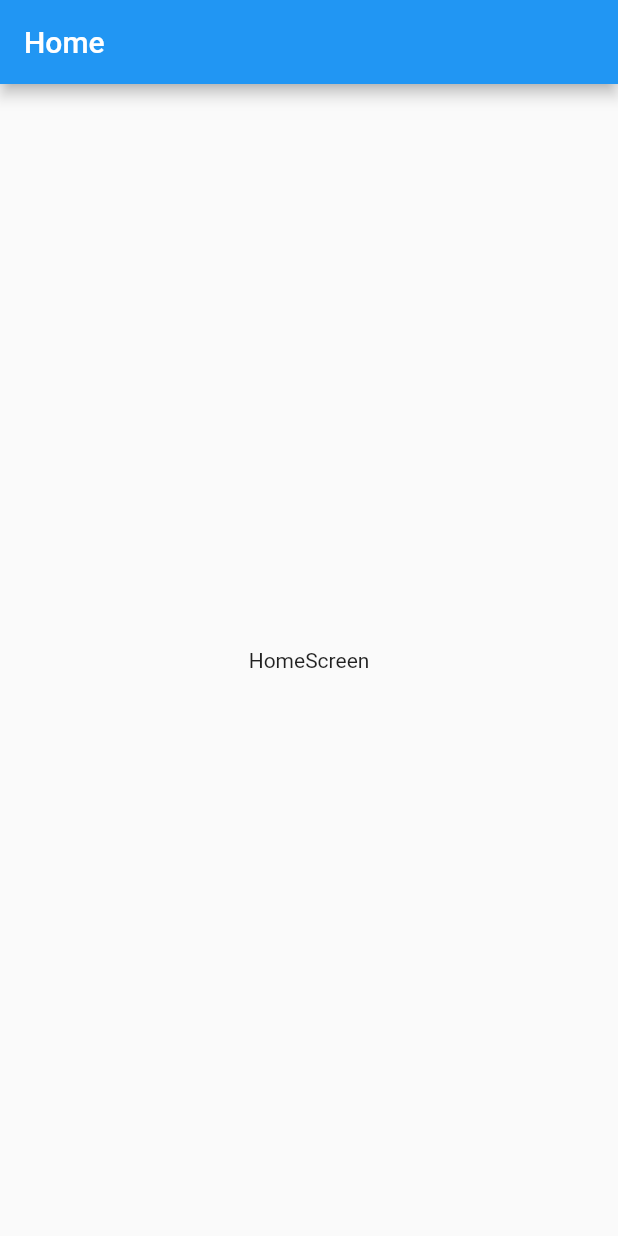
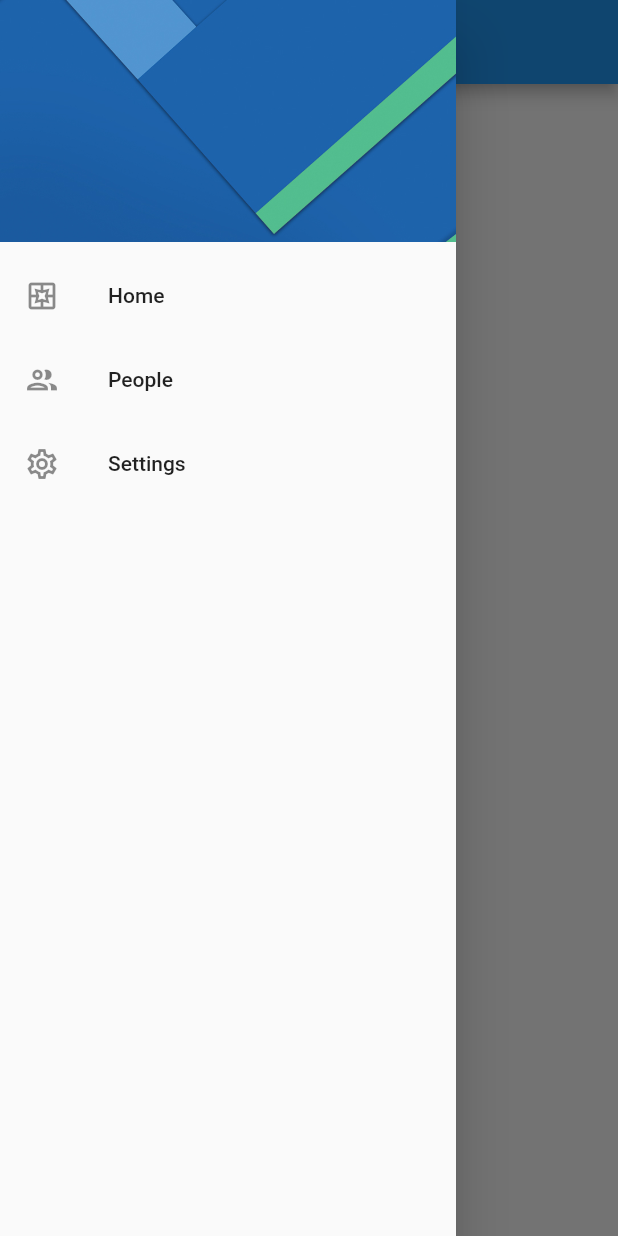
Before and after one commit to emersongonzal86/preferences_app, a Flutter app: the screen it shows after launch, with the side drawer open (before the commit the screen has no drawer), on a phone screen of 412 x 824 dp. Run offline on Flutter 3.47's test engine with Material 2 defaults, Android fonts, the phone set to English and light mode, and no system bars.

Commit message:
Create a Side Menu

```diff
--- a/lib/screens/home_screen.dart
+++ b/lib/screens/home_screen.dart
@@ -1,4 +1,5 @@
 import 'package:flutter/material.dart';
+import 'package:preferences_app/widgets/widgets.dart';
 
 class HomeScreen extends StatelessWidget {
   //nombre de ruta no deben existir dos rutas con el mismo nombre
@@ -13,6 +14,7 @@ class HomeScreen extends StatelessWidget {
       appBar: AppBar(
           title: const Text('Home'),
       ),
+      drawer: const SideMenu(),
       body: const Center(
          child: Text('HomeScreen'),
       ),
--- a/lib/screens/settings_screen.dart
+++ b/lib/screens/settings_screen.dart
@@ -1,4 +1,5 @@
 import 'package:flutter/material.dart';
+import 'package:preferences_app/widgets/widgets.dart';
 
 class SettingsScreen extends StatelessWidget {
 //nombre de ruta no deben existir dos rutas con el mismo nombre
@@ -8,12 +9,13 @@ class SettingsScreen extends StatelessWidget {
 
   @override
   Widget build(BuildContext context) {
-    return  Scaffold(
+    return Scaffold(
       appBar: AppBar(
         title: const Text('Settings'),
       ),
+      drawer: const SideMenu(),
       body: const Center(
-         child: Text('SettingsScreen'),
+        child: Text('SettingsScreen'),
       ),
     );
   }
--- /dev/null
+++ b/lib/widgets/side_menu.dart
@@ -0,0 +1,61 @@
+import 'package:flutter/material.dart';
+import 'package:preferences_app/screens/screens.dart';
+
+class SideMenu extends StatelessWidget {
+  const SideMenu({super.key});
+
+  @override
+  Widget build(BuildContext context) {
+    return Drawer(
+      child: ListView(
+        padding: EdgeInsets.zero,
+        children: [
+          const _DrawerHeader(),
+
+          ListTile(
+            leading: const Icon( Icons.pages_outlined),
+            title: const Text('Home'),
+            onTap: (){
+              Navigator.pushReplacementNamed(context, HomeScreen.routerName);
+            },
+          ),
+
+          ListTile(
+            leading: const Icon( Icons.people_outlined),
+            title: const Text('People'),
+            onTap: (){
+
+            },
+          ),
+
+          ListTile(
+            leading: const Icon( Icons.settings_outlined),
+            title: const Text('Settings'),
+            onTap: (){
+              //Navigator.pop(context); cierra el menu
+              //Navigator.pop(context);
+              Navigator.pushReplacementNamed(context, SettingsScreen.routerName);
+            },
+          ),
+        ],
+      ),
+    );
+  }
+}
+
+class _DrawerHeader extends StatelessWidget {
+  const _DrawerHeader({
+    super.key,
+  });
+
+  @override
+  Widget build(BuildContext context) {
+    return DrawerHeader(
+      child: Container(),
+      decoration: const BoxDecoration(
+          image: DecorationImage(
+              image: AssetImage('assets/menu-img.jpg'),
+              fit: BoxFit.cover)),
+    );
+  }
+}
--- /dev/null
+++ b/lib/widgets/widgets.dart
@@ -0,0 +1 @@
+export 'package:preferences_app/widgets/side_menu.dart';
```
Also changed, not shown: pubspec.yaml (+6 -2 lines), assets/menu-img.jpg (added).
